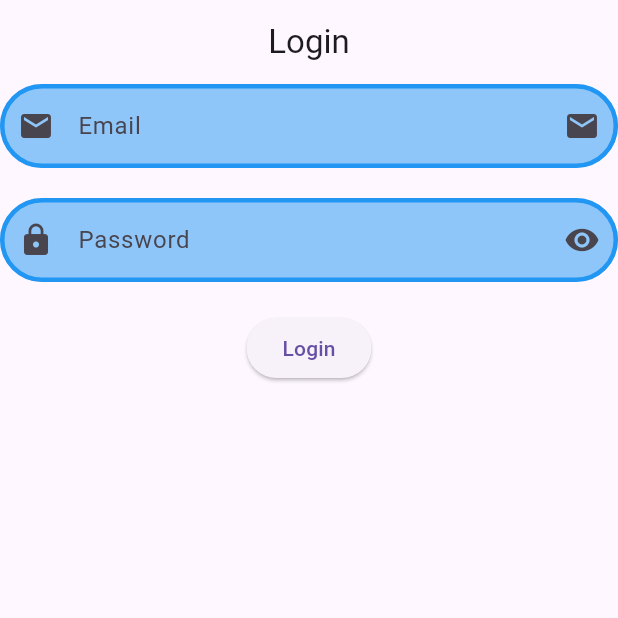
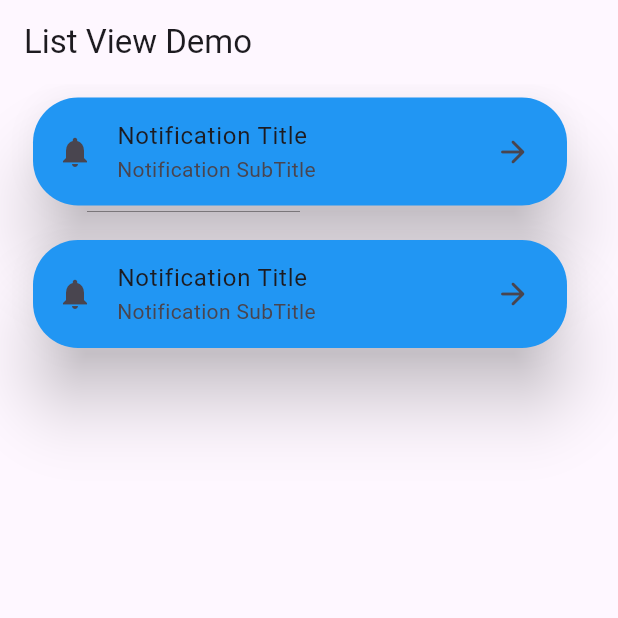
Before and after one commit to MuhammadAliKust/Flutter-B21, a Flutter app: the screen it shows after launch, on a phone screen of 412 x 824 dp, the top half of it. Run offline on Flutter 3.47's test engine with Material 3 defaults, Android fonts, the phone set to English and light mode, and no system bars; our stand-ins replace string_validator.

Commit message:
ListView Builder Done

```diff
--- /dev/null
+++ b/lib/list_view_demo.dart
@@ -0,0 +1,39 @@
+import 'package:flutter/material.dart';
+
+class ListViewDemo extends StatelessWidget {
+  const ListViewDemo({super.key});
+
+  @override
+  Widget build(BuildContext context) {
+    return Scaffold(
+      appBar: AppBar(title: Text("List View Demo")),
+      body: ListView.builder(
+        itemCount: 2,
+        itemBuilder: (context, i) {
+          return Padding(
+            padding: const EdgeInsets.only(
+              left: 18.0,
+              right: 30,
+              top: 5,
+              bottom: 10,
+            ),
+            child: Card(
+              elevation: 20,
+              color: Colors.blue,
+              shape: RoundedRectangleBorder(
+                borderRadius: BorderRadius.circular(30),
+              ),
+              child: ListTile(
+                leading: Icon(Icons.notifications),
+                title: Text("Notification Title"),
+                subtitle: Text("Notification SubTitle"),
+                trailing: Icon(Icons.arrow_forward_rounded),
+                // tileColor: Colors.blue.withOpacity(0.4),
+              ),
+            ),
+          );
+        },
+      ),
+    );
+  }
+}
--- a/lib/main.dart
+++ b/lib/main.dart
@@ -2,6 +2,7 @@ import 'package:flutter/material.dart';
 import 'package:flutter_b21/login.dart';
 
 import 'asset_image.dart';
+import 'list_view_demo.dart';
 import 'network_image.dart';
 
 void main() {
@@ -14,7 +15,7 @@ class MyApp extends StatelessWidget {
   @override
   Widget build(BuildContext context) {
     return MaterialApp(
-      home: LoginView(),
+      home: ListViewDemo(),
       // home: Scaffold(
       //   backgroundColor: Colors.yellow,
       //   appBar: AppBar(
```
